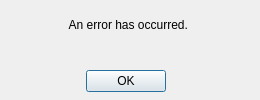
Above: ui/error.ui from OpMaxis/SimianWrapper before the change. Below: the same form after it.
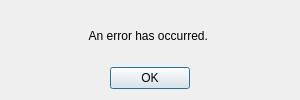
That is the form after the change.

The edit to the form file:
```diff
--- a/ui/error.ui
+++ b/ui/error.ui
@@ -6,22 +6,22 @@
    <rect>
     <x>0</x>
     <y>0</y>
-    <width>260</width>
+    <width>300</width>
     <height>100</height>
    </rect>
   </property>
   <property name="windowTitle">
    <string>Dialog</string>
   </property>
+  <property name="sizeGripEnabled">
+   <bool>false</bool>
+  </property>
+  <property name="modal">
+   <bool>true</bool>
+  </property>
+  <layout class="QVBoxLayout" name="verticalLayout">
+   <item>
   <widget class="QLabel" name="ErrorText">
-   <property name="geometry">
-    <rect>
-     <x>0</x>
-     <y>0</y>
-     <width>260</width>
-     <height>50</height>
-    </rect>
-   </property>
    <property name="text">
     <string>An error has occurred. </string>
    </property>
@@ -29,19 +29,24 @@
     <set>Qt::AlignCenter</set>
    </property>
   </widget>
+   </item>
+   <item>
   <widget class="QDialogButtonBox" name="buttonBox">
-   <property name="geometry">
-    <rect>
-     <x>10</x>
-     <y>70</y>
-     <width>156</width>
-     <height>23</height>
-    </rect>
+     <property name="layoutDirection">
+      <enum>Qt::LeftToRight</enum>
+     </property>
+     <property name="orientation">
+      <enum>Qt::Horizontal</enum>
    </property>
    <property name="standardButtons">
     <set>QDialogButtonBox::Ok</set>
    </property>
-  </widget>
+     <property name="centerButtons">
+      <bool>true</bool>
+     </property>
+    </widget>
+   </item>
+  </layout>
  </widget>
  <resources/>
  <connections/>
```
Left out of the diff: 19 changed lines with no effect on the pictures. Lines whose indentation alone changed are shown as unchanged.
